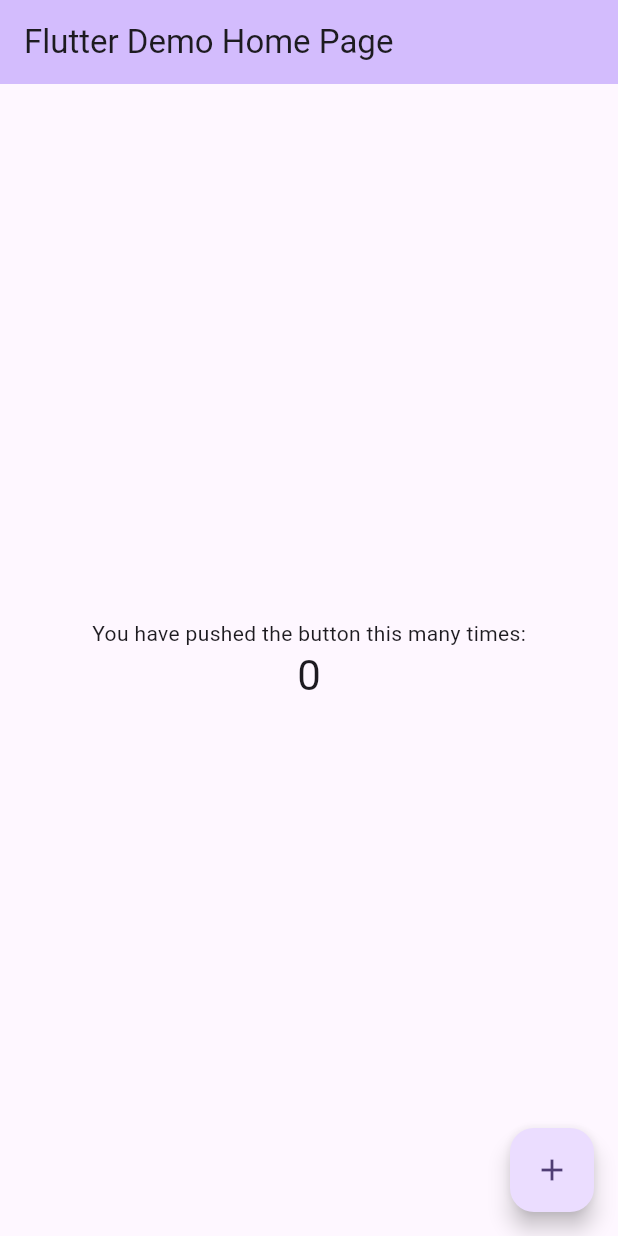
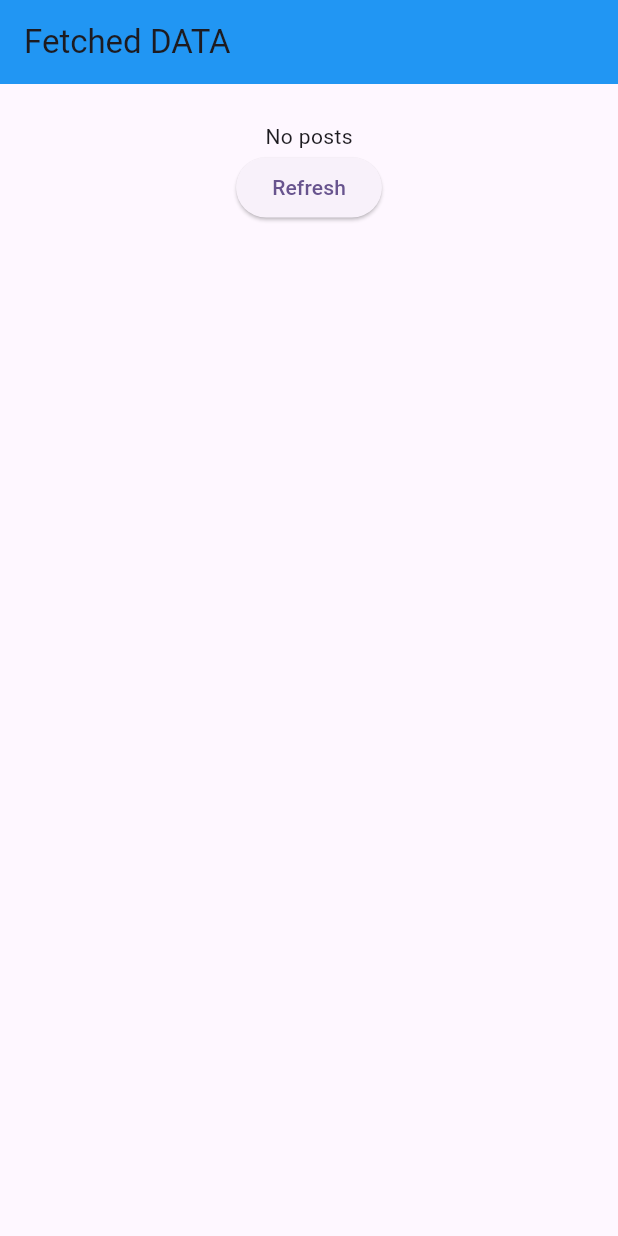
Before and after one commit to liitx/test_app, a Flutter app: the screen it shows after launch, on a phone screen of 412 x 824 dp. Run offline on Flutter 3.47's test engine with Material 2 defaults, Android fonts, the phone set to English and light mode, and no system bars; our stand-ins replace equatable, flutter_bloc.

Commit message:
refresh and get api records, working on deleting selected objects now

```diff
--- /dev/null
+++ b/lib/data/model/post_model.dart
@@ -0,0 +1,29 @@
+class PostModel {
+  final int? userId;
+  final int? id;
+  final String? title;
+  final String? body;
+  final bool? favorited;
+  final bool? deleted;
+
+  PostModel({
+    this.userId,
+    this.id,
+    this.title,
+    this.body,
+    this.favorited = false,
+    this.deleted = false,
+  });
+
+  PostModel copyWith({bool? favorited, bool? deleted}) => PostModel(
+        favorited: favorited ?? this.favorited,
+        deleted: deleted ?? this.deleted,
+      );
+
+  factory PostModel.fromJson(Map<String, dynamic> json) => PostModel(
+        userId: json['userId'],
+        id: json['id'],
+        title: json['title'],
+        body: json['body'],
+      );
+}
--- /dev/null
+++ b/lib/data/repository.dart
@@ -0,0 +1,22 @@
+import 'package:test_app/data/model/post_model.dart';
+import 'package:test_app/data/network_service.dart';
+
+class Repository {
+  final NetworkService networkService;
+
+  Repository({required this.networkService});
+
+  Future<List<PostModel>> fetchPost() async {
+    final post = await networkService.fetchPost();
+    return post.map((e) => PostModel.fromJson(e)).toList();
+  }
+
+  Future<List<PostModel>> deletePost(PostModel selectedPost) async {
+    final post = await networkService.deletePost(selectedPost.id.toString());
+
+    if (post.contains(selectedPost)) {
+      selectedPost.copyWith(deleted: true);
+    }
+    return post.map((e) => PostModel.fromJson(e)).toList();
+  }
+}
--- a/lib/main.dart
+++ b/lib/main.dart
@@ -1,4 +1,9 @@
 import 'package:flutter/material.dart';
+import 'package:flutter_bloc/flutter_bloc.dart';
+import 'package:test_app/data/network_service.dart';
+import 'package:test_app/data/repository.dart';
+import 'package:test_app/ui/pages/home/cubits/post/post_cubit.dart';
+import 'package:test_app/ui/pages/home/home_page.dart';
 
 void main() {
   runApp(const MyApp());
@@ -10,116 +15,17 @@ class MyApp extends StatelessWidget {
   // This widget is the root of your application.
   @override
   Widget build(BuildContext context) {
+    Repository repository = Repository(networkService: NetworkService());
     return MaterialApp(
       title: 'Flutter Demo',
       theme: ThemeData(
-        // This is the theme of your application.
-        //
-        // TRY THIS: Try running your application with "flutter run". You'll see
-        // the application has a blue toolbar. Then, without quitting the app,
-        // try changing the seedColor in the colorScheme below to Colors.green
-        // and then invoke "hot reload" (save your changes or press the "hot
-        // reload" button in a Flutter-supported IDE, or press "r" if you used
-        // the command line to start the app).
-        //
-        // Notice that the counter didn't reset back to zero; the application
-        // state is not lost during the reload. To reset the state, use hot
-        // restart instead.
-        //
-        // This works for code too, not just values: Most code changes can be
-        // tested with just a hot reload.
         colorScheme: ColorScheme.fromSeed(seedColor: Colors.deepPurple),
         useMaterial3: true,
       ),
-      home: const MyHomePage(title: 'Flutter Demo Home Page'),
+      home: BlocProvider(
+        create: (context) => PostCubit(repository: repository),
+        child: const HomePage(),
+      ),
     );
   }
 }
-
-class MyHomePage extends StatefulWidget {
-  const MyHomePage({super.key, required this.title});
-
-  // This widget is the home page of your application. It is stateful, meaning
-  // that it has a State object (defined below) that contains fields that affect
-  // how it looks.
-
-  // This class is the configuration for the state. It holds the values (in this
-  // case the title) provided by the parent (in this case the App widget) and
-  // used by the build method of the State. Fields in a Widget subclass are
-  // always marked "final".
-
-  final String title;
-
-  @override
-  State<MyHomePage> createState() => _MyHomePageState();
-}
-
-class _MyHomePageState extends State<MyHomePage> {
-  int _counter = 0;
-
-  void _incrementCounter() {
-    setState(() {
-      // This call to setState tells the Flutter framework that something has
-      // changed in this State, which causes it to rerun the build method below
-      // so that the display can reflect the updated values. If we changed
-      // _counter without calling setState(), then the build method would not be
-      // called again, and so nothing would appear to happen.
-      _counter++;
-    });
-  }
-
-  @override
-  Widget build(BuildContext context) {
-    // This method is rerun every time setState is called, for instance as done
-    // by the _incrementCounter method above.
-    //
-    // The Flutter framework has been optimized to make rerunning build methods
-    // fast, so that you can just rebuild anything that needs updating rather
-    // than having to individually change instances of widgets.
-    return Scaffold(
-      appBar: AppBar(
-        // TRY THIS: Try changing the color here to a specific color (to
-        // Colors.amber, perhaps?) and trigger a hot reload to see the AppBar
-        // change color while the other colors stay the same.
-        backgroundColor: Theme.of(context).colorScheme.inversePrimary,
-        // Here we take the value from the MyHomePage object that was created by
-        // the App.build method, and use it to set our appbar title.
-        title: Text(widget.title),
-      ),
-      body: Center(
-        // Center is a layout widget. It takes a single child and positions it
-        // in the middle of the parent.
-        child: Column(
-          // Column is also a layout widget. It takes a list of children and
-          // arranges them vertically. By default, it sizes itself to fit its
-          // children horizontally, and tries to be as tall as its parent.
-          //
-          // Column has various properties to control how it sizes itself and
-          // how it positions its children. Here we use mainAxisAlignment to
-          // center the children vertically; the main axis here is the vertical
-          // axis because Columns are vertical (the cross axis would be
-          // horizontal).
-          //
-          // TRY THIS: Invoke "debug painting" (choose the "Toggle Debug Paint"
-          // action in the IDE, or press "p" in the console), to see the
-          // wireframe for each widget.
-          mainAxisAlignment: MainAxisAlignment.center,
-          children: <Widget>[
-            const Text(
-              'You have pushed the button this many times:',
-            ),
-            Text(
-              '$_counter',
-              style: Theme.of(context).textTheme.headlineMedium,
-            ),
-          ],
-        ),
-      ),
-      floatingActionButton: FloatingActionButton(
-        onPressed: _incrementCounter,
-        tooltip: 'Increment',
-        child: const Icon(Icons.add),
-      ), // This trailing comma makes auto-formatting nicer for build methods.
-    );
-  }
-}
--- /dev/null
+++ b/lib/ui/pages/home/cubits/post/post_cubit.dart
@@ -0,0 +1,53 @@
+import 'dart:developer';
+
+import 'package:flutter_bloc/flutter_bloc.dart';
+import 'package:equatable/equatable.dart';
+import 'package:test_app/data/model/post_model.dart';
+import 'package:test_app/data/repository.dart';
+
+part 'post_state.dart';
+
+class PostCubit extends Cubit<PostState> {
+  final Repository repository;
+
+  PostCubit({required this.repository})
+      : super(const PostInitial(initialMessage: 'No posts'));
+
+  Future<List<PostModel>?> fetchPost() async {
+    try {
+      // emit(PostLoading());
+      emit(const PostInitial());
+      emit(PostLoading());
+      repository.fetchPost().then((posts) {
+        // posts != null
+        if (posts != null) {
+          emit(PostLoaded(post: posts));
+        } else {
+          emit(const PostError(errorMessage: 'Error while loading posts'));
+        }
+      });
+    } catch (e) {
+      log('TryCatch000');
+      log('PostCubit fetch catch: ${e.toString()}');
+      emit(const PostError(
+          errorMessage: "can't fetch post line 19 post_cubit.dart"));
+    }
+    return null;
+  }
+
+  Future<String?> deletePost(PostModel post) async {
+    try {
+      emit(PostLoading());
+      // emit(PostLoaded(post: post))
+      log('DELETED POST SUCCESSFUL');
+      repository.fetchPost().then((posts) {
+        if (posts != null) {
+          emit(PostLoaded(post: posts));
+        }
+      });
+    } catch (e) {
+      return 'error deleting the post';
+    }
+    return null;
+  }
+}
--- /dev/null
+++ b/lib/ui/pages/home/cubits/post/post_state.dart
@@ -0,0 +1,36 @@
+part of 'post_cubit.dart';
+
+sealed class PostState extends Equatable {
+  const PostState();
+
+  @override
+  List<Object?> get props => [];
+}
+
+final class PostInitial extends PostState {
+  final String? initialMessage;
+
+  const PostInitial({this.initialMessage});
+
+  @override
+  List<Object?> get props => [initialMessage];
+}
+
+final class PostLoading extends PostState {
+  @override
+  List<Object> get props => [];
+}
+
+final class PostLoaded extends PostState {
+  final List<PostModel> post;
+  const PostLoaded({required this.post});
+  @override
+  List<Object> get props => [post];
+}
+
+final class PostError extends PostState {
+  final String errorMessage;
+  const PostError({required this.errorMessage});
+  @override
+  List<Object> get props => [errorMessage];
+}
--- /dev/null
+++ b/lib/ui/pages/home/helper_functions.dart
@@ -0,0 +1,15 @@
+import 'package:flutter/material.dart';
+
+buildInitialInput() {}
+
+buildLoading() {
+  return const Center(
+    child: CircularProgressIndicator(),
+  );
+}
+
+buildLoaded(
+  post,
+) {}
+
+buildError(state) {}
--- /dev/null
+++ b/lib/ui/pages/home/home_page.dart
@@ -0,0 +1,126 @@
+import 'dart:developer';
+
+import 'package:flutter/material.dart';
+import 'package:flutter_bloc/flutter_bloc.dart';
+import 'package:test_app/ui/pages/home/cubits/post/post_cubit.dart';
+
+class HomePage extends StatelessWidget {
+  const HomePage({super.key});
+
+  @override
+  Widget build(BuildContext context) {
+    final postContoller = BlocProvider.of<PostCubit>(context);
+    return SafeArea(
+      child: Scaffold(
+        appBar: AppBar(
+          title: const Text('Fetched DATA'),
+          backgroundColor: Colors.blue,
+        ),
+        body: SingleChildScrollView(
+          child: Padding(
+            padding: const EdgeInsets.symmetric(horizontal: 20, vertical: 25),
+            child: BlocBuilder<PostCubit, PostState>(
+              builder: (context, state) {
+                if (state is PostInitial) {
+                  return Center(
+                    child: Column(
+                      children: [
+                        Text(state.initialMessage.toString()),
+                        ElevatedButton(
+                            onPressed: () {
+                              postContoller.fetchPost();
+                            },
+                            child: const Text('Refresh'))
+                      ],
+                    ),
+                  );
+                } else if (state is PostLoading) {
+                  return const Center(child: CircularProgressIndicator());
+                } else if (state is PostLoaded) {
+                  final post = (state).post;
+                  return SingleChildScrollView(
+                    child: Column(children: [
+                      ...post.map((e) => Padding(
+                            padding: const EdgeInsets.all(8.0),
+                            child: SizedBox(
+                                height: MediaQuery.sizeOf(context).height * .35,
+                                child: Card(
+                                    child: Padding(
+                                  padding: const EdgeInsets.all(8.0),
+                                  child: Column(
+                                    children: [
+                                      // Text(
+                                      //     ': ${e.userId.toString()}'),
+                                      // Divider(),
+                                      Text('ID: ${e.id.toString()}'),
+                                      const Divider(),
+                                      Text('TITLE: ${e.title.toString()}'),
+                                      const Divider(),
+                                      Text('BODY: ${e.body.toString()}'),
+                                      Padding(
+                                        padding: const EdgeInsets.only(
+                                            top: 10, bottom: 10),
+                                        child: Row(
+                                          mainAxisAlignment:
+                                              MainAxisAlignment.center,
+                                          children: [
+                                            ElevatedButton(
+                                                onPressed: () {},
+                                                child: const Text(
+                                                  'Favorite',
+                                                  style: TextStyle(
+                                                      color: Colors.orange),
+                                                )),
+                                            const SizedBox(
+                                              width: 10,
+                                            ),
+                                            ElevatedButton(
+                                                onPressed: () {
+                                                  postContoller.repository
+                                                      .deletePost(
+                                                          state.post.first);
+                                                  log(state.post.first
+                                                      .toString());
+                                                },
+                                                child: const Text(
+                                                  'Delete',
+                                                  style: TextStyle(
+                                                      color: Colors.redAccent),
+                                                ))
+                                          ],
+                                        ),
+                                      )
+                                    ],
+                                  ),
+                                ))),
+                          )),
+                    ]),
+                  );
+                } else if (state is PostError) {
+                  return Text(state.errorMessage.toString());
+                } else {
+                  return const Center(
+                    child: CircularProgressIndicator(),
+                  );
+                }
+
+                // if (state is PostInitial) {
+                //   return buildInitialInput();
+                // } else if (state is PostLoading) {
+                //   return buildLoading();
+                // } else if (state is PostLoaded) {
+                //   final post = (state as PostLoaded).post;
+                //   return buildLoaded(post, context);
+                // } else if (state is PostError) {
+                //   return buildError(state);
+                // } else {
+                //   return buildInitialInput();
+                // }
+              },
+            ),
+          ),
+        ),
+      ),
+    );
+  }
+}
--- a/pubspec.yaml
+++ b/pubspec.yaml
@@ -35,6 +35,9 @@ dependencies:
   # The following adds the Cupertino Icons font to your application.
   # Use with the CupertinoIcons class for iOS style icons.
   cupertino_icons: ^1.0.2
+  flutter_bloc: ^8.1.3
+  equatable: ^2.0.5
+  http: ^1.1.0
 
 dev_dependencies:
   flutter_test:
```
Also changed, not shown: lib/data/network_service.dart (added, +31 -0 lines).
